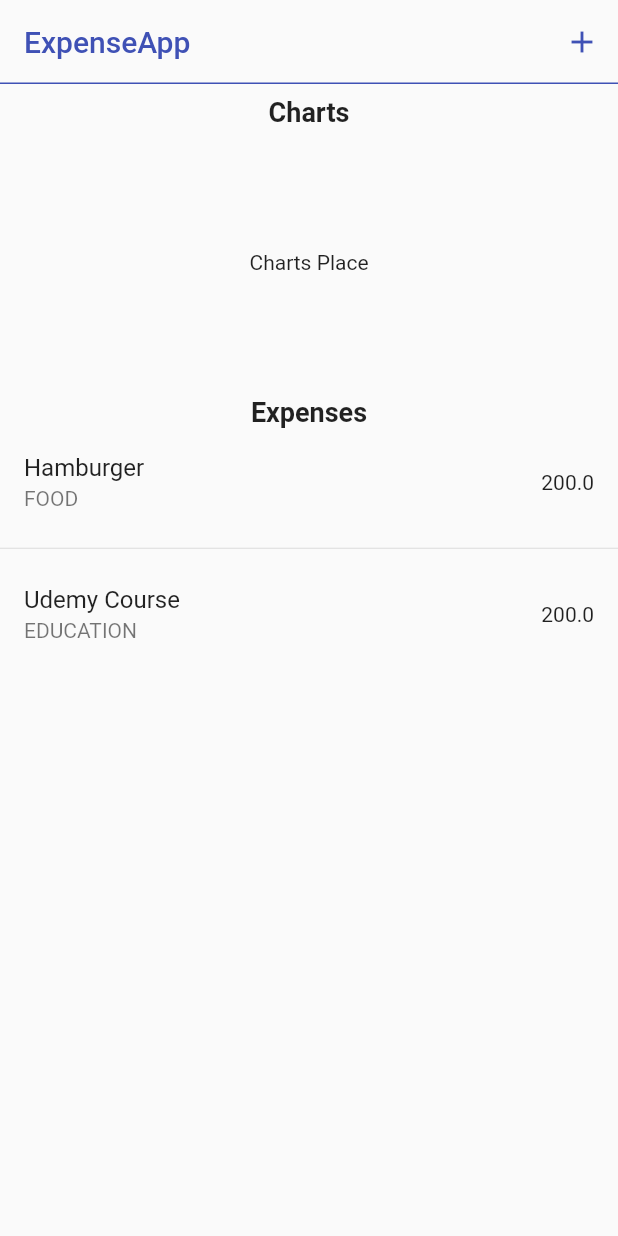
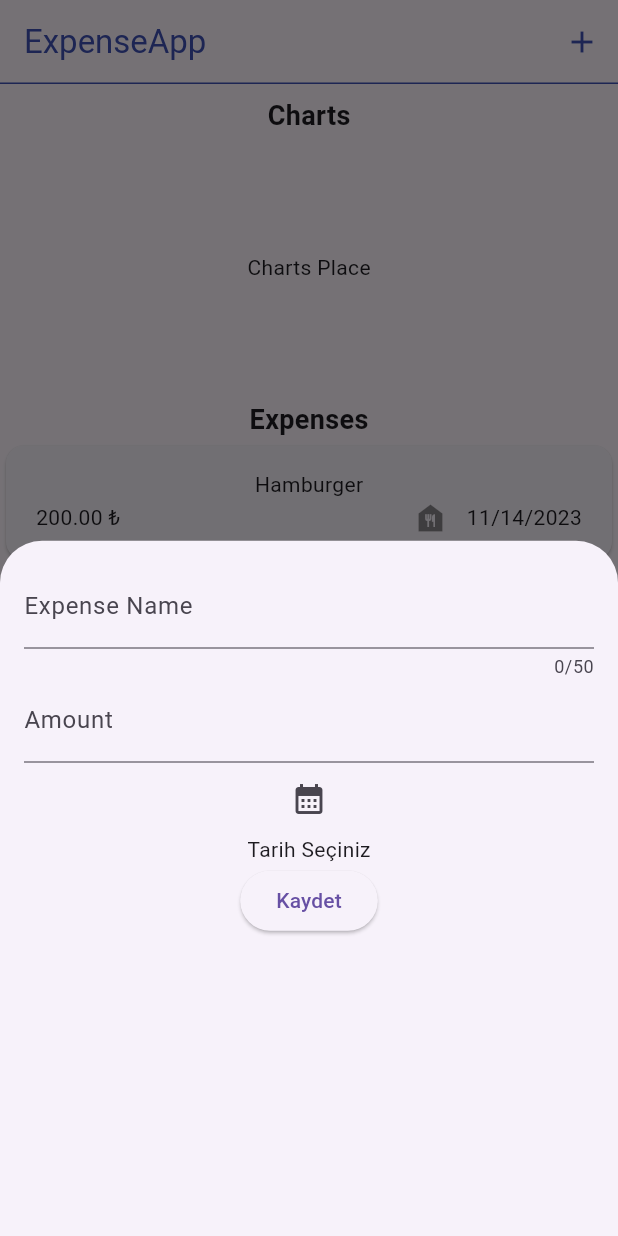
Before and after one commit to mustafatmaca/tobeto-expenseapp, a Flutter app: the screen it shows after launch, after a tap on the "add" icon, on a phone screen of 412 x 824 dp. Run offline on Flutter 3.47's test engine with Material 2 defaults, Android fonts, the phone set to English and light mode, and no system bars.

Commit message:
lesson content

```diff
--- a/lib/main.dart
+++ b/lib/main.dart
@@ -1,36 +1,13 @@
-import 'package:expense_app/pages/expense_list.dart';
+import 'package:expense_app/pages/main_page.dart';
 import 'package:flutter/material.dart';
 
 void main() {
   runApp(
     MaterialApp(
-      home: Scaffold(
-        appBar: AppBar(
-          shape: const Border(
-            bottom: BorderSide(
-              color: Colors.indigo,
-              width: 1,
-            ),
-          ),
-          backgroundColor: Colors.transparent,
-          elevation: 0,
-          automaticallyImplyLeading: false,
-          actions: [
-            IconButton(
-              onPressed: () {},
-              icon: const Icon(
-                Icons.add,
-                color: Colors.indigo,
-              ),
-            ),
-          ],
-          title: const Text(
-            "ExpenseApp",
-            style: TextStyle(color: Colors.indigo),
-          ),
-        ),
-        body: const ExpenseList(),
+      theme: ThemeData(
+        useMaterial3: true,
       ),
+      home: const MainPage(),
     ),
   );
 }
--- a/lib/models/expense.dart
+++ b/lib/models/expense.dart
@@ -1,8 +1,17 @@
+import 'package:flutter/material.dart';
+import 'package:intl/intl.dart';
 import 'package:uuid/uuid.dart';
 
 const uuid = Uuid();
 
 enum Category { food, education, travel, work }
+
+const categoryIcons = {
+  Category.food: Icons.food_bank,
+  Category.education: Icons.book,
+  Category.travel: Icons.car_rental,
+  Category.work: Icons.business
+};
 
 class Expense {
   final String id;
@@ -17,4 +26,9 @@ class Expense {
       required this.date,
       required this.category})
       : id = uuid.v4();
+
+  String get formattedDate {
+    var formatter = DateFormat.yMd();
+    return formatter.format(date);
+  }
 }
--- a/lib/pages/expense_list.dart
+++ b/lib/pages/expense_list.dart
@@ -1,4 +1,5 @@
 import 'package:expense_app/models/expense.dart';
+import 'package:expense_app/widgets/expense_item.dart';
 import 'package:flutter/material.dart';
 
 class ExpenseList extends StatefulWidget {
@@ -42,19 +43,10 @@ class _ExpenseListState extends State<ExpenseList> {
           ),
           Expanded(
             flex: 3,
-            child: ListView.separated(
+            child: ListView.builder(
               itemCount: expenses.length,
               itemBuilder: (context, index) {
-                return ListTile(
-                  title: Text(expenses[index].name),
-                  subtitle: Text(expenses[index].category.name.toUpperCase()),
-                  trailing: Text(expenses[index].price.toString()),
-                );
-              },
-              separatorBuilder: (context, index) {
-                return const Divider(
-                  color: Colors.black12,
-                );
+                return ExpenseItem(expenses[index]);
               },
             ),
           ),
--- /dev/null
+++ b/lib/pages/main_page.dart
@@ -0,0 +1,41 @@
+import 'package:expense_app/pages/expense_list.dart';
+import 'package:expense_app/widgets/new_expense.dart';
+import 'package:flutter/material.dart';
+
+class MainPage extends StatelessWidget {
+  const MainPage({Key? key}) : super(key: key);
+
+  @override
+  Widget build(BuildContext context) {
+    return Scaffold(
+      appBar: AppBar(
+        shape: const Border(
+          bottom: BorderSide(
+            color: Colors.indigo,
+            width: 1,
+          ),
+        ),
+        backgroundColor: Colors.transparent,
+        elevation: 0,
+        automaticallyImplyLeading: false,
+        actions: [
+          IconButton(
+            onPressed: () {
+              showModalBottomSheet(
+                  context: context, builder: (context) => NewExpense());
+            },
+            icon: const Icon(
+              Icons.add,
+              color: Colors.indigo,
+            ),
+          ),
+        ],
+        title: const Text(
+          "ExpenseApp",
+          style: TextStyle(color: Colors.indigo),
+        ),
+      ),
+      body: const ExpenseList(),
+    );
+  }
+}
--- /dev/null
+++ b/lib/widgets/expense_item.dart
@@ -0,0 +1,39 @@
+import 'package:expense_app/models/expense.dart';
+import 'package:flutter/material.dart';
+
+class ExpenseItem extends StatelessWidget {
+  final Expense expense;
+
+  const ExpenseItem(this.expense, {Key? key}) : super(key: key);
+
+  @override
+  Widget build(BuildContext context) {
+    return Card(
+      child: Padding(
+        padding: const EdgeInsets.symmetric(
+          horizontal: 20,
+          vertical: 16,
+        ),
+        child: Column(
+          children: [
+            Text(expense.name),
+            Row(
+              children: [
+                Text("${expense.price.toStringAsFixed(2)} ₺"),
+                const Spacer(),
+                Icon(
+                  categoryIcons[expense.category],
+                  color: Colors.black45,
+                ),
+                const SizedBox(
+                  width: 12,
+                ),
+                Text(expense.formattedDate),
+              ],
+            )
+          ],
+        ),
+      ),
+    );
+  }
+}
--- /dev/null
+++ b/lib/widgets/new_expense.dart
@@ -0,0 +1,47 @@
+import 'package:flutter/material.dart';
+
+class NewExpense extends StatefulWidget {
+  const NewExpense({Key? key}) : super(key: key);
+
+  @override
+  _NewExpenseState createState() => _NewExpenseState();
+}
+
+class _NewExpenseState extends State<NewExpense> {
+  final _nameController = TextEditingController();
+  final _amountController = TextEditingController();
+
+  @override
+  Widget build(BuildContext context) {
+    return Padding(
+      padding: EdgeInsets.all(16.0),
+      child: Column(
+        children: [
+          TextField(
+            controller: _nameController,
+            maxLength: 50,
+            decoration: const InputDecoration(label: Text("Expense Name")),
+          ),
+          TextField(
+            controller: _amountController,
+            keyboardType: TextInputType.number,
+            decoration:
+                const InputDecoration(label: Text("Amount"), prefixText: "₺"),
+          ),
+          IconButton(
+              onPressed: () {
+                //DatePicker
+                //DatePicker'dan gelen değeri yazdırmak
+              },
+              icon: Icon(Icons.calendar_month)),
+          Text("Tarih Seçiniz"), //seçilen tarih yazdır
+          ElevatedButton(
+              onPressed: () {
+                print("Kayıt Başarılı: ${_nameController.text}");
+              },
+              child: Text("Kaydet"))
+        ],
+      ),
+    );
+  }
+}
--- a/pubspec.yaml
+++ b/pubspec.yaml
@@ -36,6 +36,7 @@ dependencies:
   # Use with the CupertinoIcons class for iOS style icons.
   cupertino_icons: ^1.0.2
   uuid: ^4.2.1
+  intl: ^0.18.1
 
 dev_dependencies:
   flutter_test:
```
Also changed, not shown: pubspec.lock.
